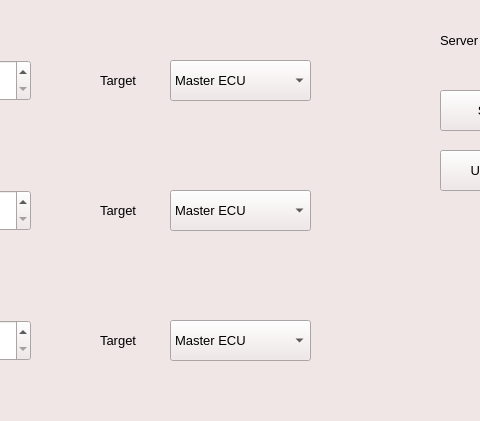
Above: oem_application/gui.ui from osamamuhammad3623/valeo-GP-FOTA before the change; both pictures show x 240 to 720 and y 270 to 691 of the 1059 by 819 pixel window. Below: the same form after it.
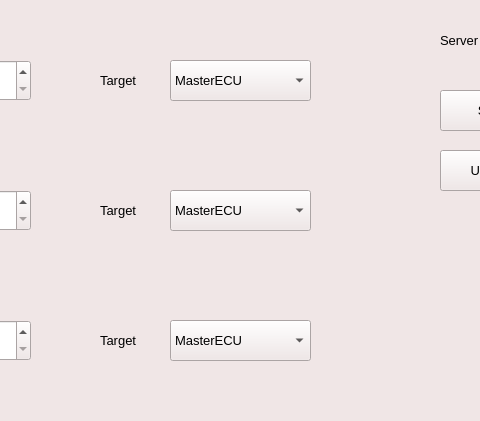
That is the form after the change.

```diff
--- a/oem_application/gui.ui
+++ b/oem_application/gui.ui
@@ -594,7 +594,7 @@
     </property>
     <item>
      <property name="text">
-      <string>Master ECU</string>
+      <string>MasterECU</string>
      </property>
     </item>
     <item>
@@ -655,7 +655,7 @@
     </property>
     <item>
      <property name="text">
-      <string>Master ECU</string>
+      <string>MasterECU</string>
      </property>
     </item>
     <item>
@@ -797,7 +797,7 @@
     </property>
     <item>
      <property name="text">
-      <string>Master ECU</string>
+      <string>MasterECU</string>
      </property>
     </item>
     <item>
```
